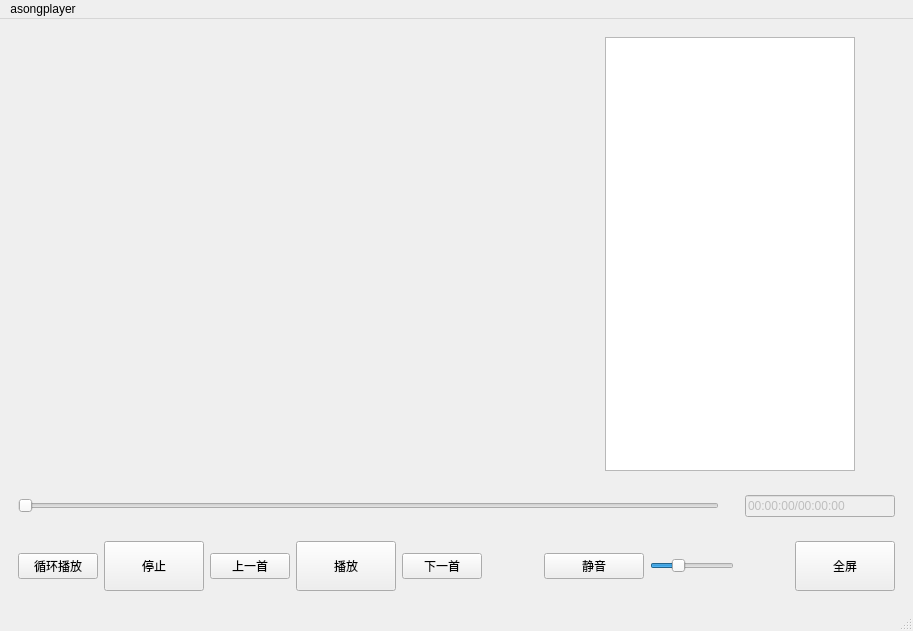
Old version of the form MainWindow.ui in the repository scut-201930340437/ASongPlayer.
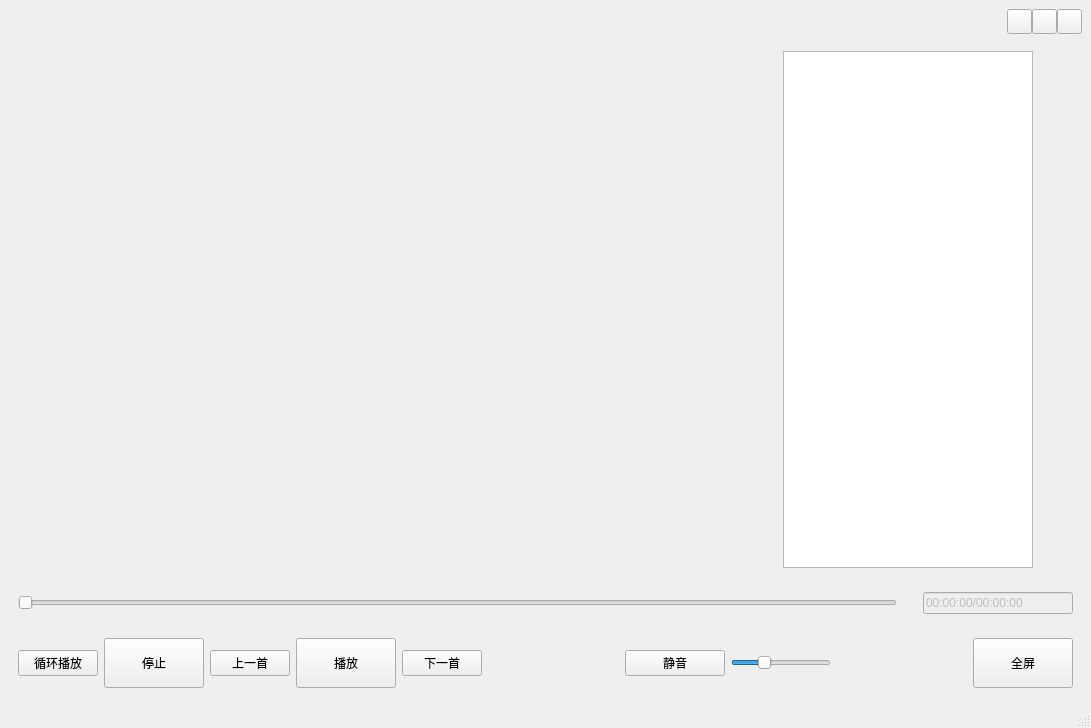
New version of the form. Custom widgets are drawn as their Qt base class.

Diff of the .ui file:
```diff
--- a/MainWindow.ui
+++ b/MainWindow.ui
@@ -6,8 +6,8 @@
    <rect>
     <x>0</x>
     <y>0</y>
-    <width>913</width>
-    <height>631</height>
+    <width>1091</width>
+    <height>728</height>
    </rect>
   </property>
   <property name="minimumSize">
@@ -24,6 +24,124 @@
   </property>
   <widget class="QWidget" name="centralwidget">
    <layout class="QVBoxLayout" name="verticalLayout">
+    <item>
+     <widget class="MyTitleBar" name="title_widget" native="true">
+      <layout class="QHBoxLayout" name="horizontalLayout_5">
+       <property name="spacing">
+        <number>0</number>
+       </property>
+       <property name="leftMargin">
+        <number>0</number>
+       </property>
+       <property name="topMargin">
+        <number>0</number>
+       </property>
+       <property name="rightMargin">
+        <number>0</number>
+       </property>
+       <property name="bottomMargin">
+        <number>0</number>
+       </property>
+       <item>
+        <spacer name="t1">
+         <property name="orientation">
+          <enum>Qt::Horizontal</enum>
+         </property>
+         <property name="sizeType">
+          <enum>QSizePolicy::Expanding</enum>
+         </property>
+         <property name="sizeHint" stdset="0">
+          <size>
+           <width>991</width>
+           <height>19</height>
+          </size>
+         </property>
+        </spacer>
+       </item>
+       <item>
+        <widget class="QPushButton" name="minimize_button">
+         <property name="sizePolicy">
+          <sizepolicy hsizetype="Minimum" vsizetype="Fixed">
+           <horstretch>0</horstretch>
+           <verstretch>0</verstretch>
+          </sizepolicy>
+         </property>
+         <property name="minimumSize">
+          <size>
+           <width>25</width>
+           <height>25</height>
+          </size>
+         </property>
+         <property name="maximumSize">
+          <size>
+           <width>25</width>
+           <height>25</height>
+          </size>
+         </property>
+         <property name="text">
+          <string/>
+         </property>
+         <property name="iconSize">
+          <size>
+           <width>20</width>
+           <height>20</height>
+          </size>
+         </property>
+        </widget>
+       </item>
+       <item>
+        <widget class="QPushButton" name="maximize_button">
+         <property name="sizePolicy">
+          <sizepolicy hsizetype="Minimum" vsizetype="Fixed">
+           <horstretch>0</horstretch>
+           <verstretch>0</verstretch>
+          </sizepolicy>
+         </property>
+         <property name="minimumSize">
+          <size>
+           <width>25</width>
+           <height>25</height>
+          </size>
+         </property>
+         <property name="maximumSize">
+          <size>
+           <width>25</width>
+           <height>25</height>
+          </size>
+         </property>
+         <property name="text">
+          <string/>
+         </property>
+        </widget>
+       </item>
+       <item>
+        <widget class="QPushButton" name="close_button">
+         <property name="sizePolicy">
+          <sizepolicy hsizetype="Minimum" vsizetype="Fixed">
+           <horstretch>0</horstretch>
+           <verstretch>0</verstretch>
+          </sizepolicy>
+         </property>
+         <property name="minimumSize">
+          <size>
+           <width>25</width>
+           <height>25</height>
+          </size>
+         </property>
+         <property name="maximumSize">
+          <size>
+           <width>25</width>
+           <height>25</height>
+          </size>
+         </property>
+         <property name="text">
+          <string/>
+         </property>
+        </widget>
+       </item>
+      </layout>
+     </widget>
+    </item>
     <item>
      <widget class="QWidget" name="show_widget" native="true">
       <property name="sizePolicy">
@@ -42,6 +160,9 @@
        <string notr="true"/>
       </property>
       <layout class="QHBoxLayout" name="horizontalLayout">
+       <property name="topMargin">
+        <number>11</number>
+       </property>
        <item>
         <spacer name="s1">
          <property name="orientation">
@@ -143,8 +264,11 @@
          <property name="styleSheet">
           <string notr="true"/>
          </property>
+         <property name="maximum">
+          <number>999</number>
+         </property>
          <property name="pageStep">
-          <number>0</number>
+          <number>1</number>
          </property>
          <property name="value">
           <number>0</number>
@@ -301,7 +425,7 @@
           <string notr="true"/>
          </property>
          <property name="pageStep">
-          <number>0</number>
+          <number>1</number>
          </property>
          <property name="value">
           <number>30</number>
@@ -348,29 +472,6 @@
     </item>
    </layout>
   </widget>
-  <widget class="QMenuBar" name="menubar">
-   <property name="geometry">
-    <rect>
-     <x>0</x>
-     <y>0</y>
-     <width>913</width>
-     <height>26</height>
-    </rect>
-   </property>
-   <property name="contextMenuPolicy">
-    <enum>Qt::NoContextMenu</enum>
-   </property>
-   <property name="nativeMenuBar">
-    <bool>true</bool>
-   </property>
-   <widget class="QMenu" name="asongPlayer_menu">
-    <property name="title">
-     <string>asongplayer</string>
-    </property>
-    <addaction name="action_openFile"/>
-   </widget>
-   <addaction name="asongPlayer_menu"/>
-  </widget>
   <widget class="QStatusBar" name="statusbar"/>
   <action name="action_openFile">
    <property name="text">
@@ -387,6 +488,12 @@
     <slot>setZeroValue()</slot>
    </slots>
   </customwidget>
+  <customwidget>
+   <class>MyTitleBar</class>
+   <extends>QWidget</extends>
+   <header location="global">mytitlebar.h</header>
+   <container>1</container>
+  </customwidget>
  </customwidgets>
  <resources/>
  <connections/>
```
Left out of the diff: 5 changed lines with no effect on the pictures.
